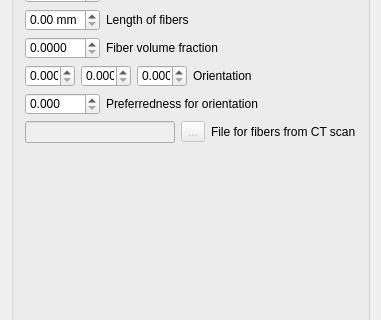
Before: the Qt Designer form freecad/chronoWorkbench/gui/ui/ui_LDPMCSL_additionalPara.ui in Concrete-Chrono-Development/chrono-preprocessor, drawn with Qt 5; both pictures show x 0 to 381 and y 145 to 465 of the 381 by 704 pixel window.
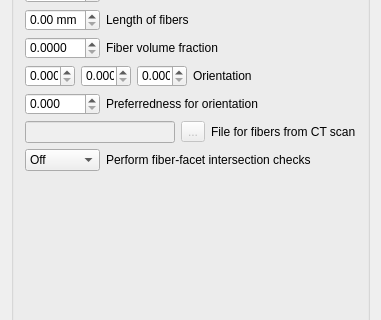
After: the same form once the commit is applied. The open tabs and pages were chosen to show the change. Icons and pictures are not drawn.

Commit message: Update fiber interface to include toggle for whether to check fiber-facet intersections; if turned off this will skip these checks and only output files that do not include information on intersections.

Diff of the .ui file:
```diff
--- a/freecad/chronoWorkbench/gui/ui/ui_LDPMCSL_additionalPara.ui
+++ b/freecad/chronoWorkbench/gui/ui/ui_LDPMCSL_additionalPara.ui
@@ -254,7 +254,7 @@
           <bool>true</bool>
          </property>
          <layout class="QGridLayout" name="gridLayout_3">
-          <item row="0" column="0" colspan="2">
+          <item row="0" column="0">
            <layout class="QHBoxLayout" name="horizontalLayout_3">
             <item>
              <widget class="QComboBox" name="fiberToggle">
@@ -300,7 +300,7 @@
             </item>
            </layout>
           </item>
-          <item row="1" column="0" colspan="2">
+          <item row="1" column="0">
            <layout class="QHBoxLayout" name="horizontalLayout_4">
             <item>
              <widget class="QComboBox" name="fiberCutting">
@@ -346,7 +346,7 @@
             </item>
            </layout>
           </item>
-          <item row="2" column="0" rowspan="2" colspan="2">
+          <item row="2" column="0">
            <layout class="QHBoxLayout" name="horizontalLayout_5">
             <item>
              <widget class="QDoubleSpinBox" name="fiberDiameter">
@@ -385,7 +385,7 @@
             </item>
            </layout>
           </item>
-          <item row="4" column="0" colspan="2">
+          <item row="3" column="0">
            <layout class="QHBoxLayout" name="horizontalLayout_6">
             <item>
              <widget class="QDoubleSpinBox" name="fiberLength">
@@ -424,7 +424,7 @@
             </item>
            </layout>
           </item>
-          <item row="5" column="0" colspan="2">
+          <item row="4" column="0">
            <layout class="QHBoxLayout" name="horizontalLayout_7">
             <item>
              <widget class="QDoubleSpinBox" name="fiberVol">
@@ -466,7 +466,7 @@
             </item>
            </layout>
           </item>
-          <item row="6" column="0" colspan="2">
+          <item row="5" column="0">
            <layout class="QHBoxLayout" name="horizontalLayout_8">
             <item>
              <widget class="QDoubleSpinBox" name="fiberOrien1">
@@ -570,7 +570,7 @@
             </item>
            </layout>
           </item>
-          <item row="7" column="0" colspan="2">
+          <item row="6" column="0">
            <layout class="QHBoxLayout" name="horizontalLayout_9">
             <item>
              <widget class="QDoubleSpinBox" name="fiberPref">
@@ -612,7 +612,7 @@
             </item>
            </layout>
           </item>
-          <item row="8" column="0" colspan="2">
+          <item row="7" column="0">
            <layout class="QHBoxLayout" name="horizontalLayout_10">
             <item>
              <widget class="QLineEdit" name="fiberFile">
@@ -643,7 +643,53 @@
             </item>
            </layout>
           </item>
-          <item row="9" column="0" colspan="2">
+          <item row="8" column="0">
+           <layout class="QHBoxLayout" name="horizontalLayout_19">
+            <item>
+             <widget class="QComboBox" name="fiberIntersections">
+              <property name="enabled">
+               <bool>true</bool>
+              </property>
+              <property name="sizePolicy">
+               <sizepolicy hsizetype="Fixed" vsizetype="Fixed">
+                <horstretch>0</horstretch>
+                <verstretch>0</verstretch>
+               </sizepolicy>
+              </property>
+              <property name="minimumSize">
+               <size>
+                <width>75</width>
+                <height>0</height>
+               </size>
+              </property>
+              <property name="maximumSize">
+               <size>
+                <width>75</width>
+                <height>16777215</height>
+               </size>
+              </property>
+              <item>
+               <property name="text">
+                <string>Off</string>
+               </property>
+              </item>
+              <item>
+               <property name="text">
+                <string>On</string>
+               </property>
+              </item>
+             </widget>
+            </item>
+            <item>
+             <widget class="QLabel" name="textLabel2_19">
+              <property name="text">
+               <string>Perform fiber-facet intersection checks</string>
+              </property>
+             </widget>
+            </item>
+           </layout>
+          </item>
+          <item row="9" column="0">
            <spacer>
             <property name="orientation">
              <enum>Qt::Vertical</enum>
```
The commit also changes 5 other files.
